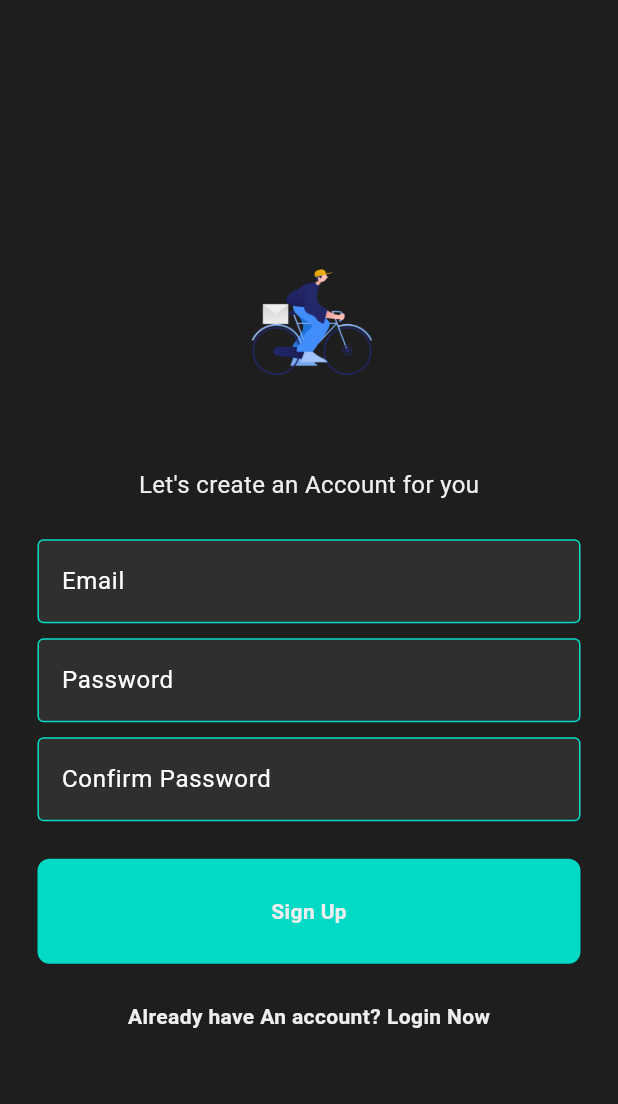
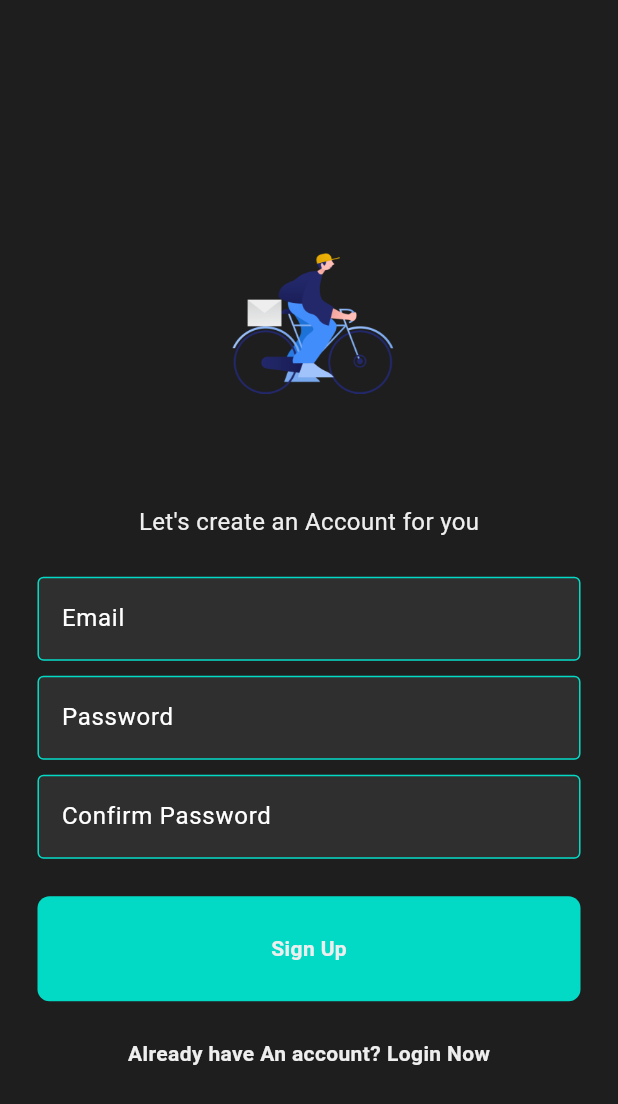
Before and after one commit to david123mbah/KmerChoop---food-dilivery-App, a Flutter app: the screen it shows after launch, after a tap on "Sign Up", on a phone screen of 412 x 824 dp. Shown: the top 1104 px of the screen. Run offline on Flutter 3.47's test engine with Material 3 defaults, Android fonts, the phone set to English and light mode, and no system bars; drawn by our look-alikes of flutter_animate; our stand-ins replace cloud_firestore, firebase_auth, firebase_core, flutter_credit_card, geocoding, google_maps_flutter; accounts and stored records are empty; network calls fail.

Commit message:
Optimizing UI components

```diff
--- a/lib/components/delivery_info row.dart
+++ b/lib/components/delivery_info row.dart
@@ -3,14 +3,14 @@ class DeliveryInfoRow extends StatelessWidget {
   final IconData icon;
   final String text;
 
-  const DeliveryInfoRow({Key? key, required this.icon, required this.text}) : super(key: key);
+  const DeliveryInfoRow({super.key, required this.icon, required this.text});
 
   @override
   Widget build(BuildContext context) {
     return Row(
       children: [
         Icon(icon, color: Theme.of(context).colorScheme.secondary),
-        SizedBox(width: 8),
+        const SizedBox(width: 8),
         Expanded(child: Text(text, style: Theme.of(context).textTheme.bodyMedium)),
       ],
     );
--- a/lib/pages/Contact.dart
+++ b/lib/pages/Contact.dart
@@ -91,7 +91,7 @@ class ContactUsPage extends StatelessWidget {
                   Icon(Icons.phone_android_rounded),
                   SizedBox(width: 8),
                   Text(
-                    'Chat with us on WhatsApp send a screenshot/photo of receipt as evidence',
+                    'Chat with us on WhatsApp ',
                     style: TextStyle(
                       fontSize: 14,
                       fontWeight: FontWeight.bold,
--- a/lib/pages/Registration_page.dart
+++ b/lib/pages/Registration_page.dart
@@ -10,6 +10,7 @@ class Registerpage extends StatefulWidget {
   const Registerpage({super.key, required this.onTap});
 
   @override
+  // ignore: library_private_types_in_public_api
   _RegisterpageState createState() => _RegisterpageState();
 }
 
@@ -39,11 +40,13 @@ class _RegisterpageState extends State<Registerpage> {
         const SnackBar(content: Text("Registration successful!")),
       );
       Navigator.pushReplacement(
+        // ignore: use_build_context_synchronously
         context,
         MaterialPageRoute(builder: (context) => const Homepage()),
       );
     } catch (e) {
       // Show an error message if registration fails
+      // ignore: use_build_context_synchronously
       ScaffoldMessenger.of(context).showSnackBar(
         SnackBar(content: Text("Registration failed: $e")),
       );
@@ -61,13 +64,27 @@ class _RegisterpageState extends State<Registerpage> {
             children: [
               Image.asset(
                 "lib/assets/images/me.png",
-                width: 150,
-                height: 150,
+                width: 200,
+                height: 200,
               )
                   .animate()
                   .fade(duration: 1000.ms)
                   .scale(delay: 500.ms)
-                  .shimmer(delay: 1000.ms, duration: 1800.ms),
+                  .shimmer(delay: 1000.ms, duration: 1800.ms).moveX(
+                  begin: -20,
+                  end: 20,
+                  duration: const Duration(
+                      seconds: 2), // Reduced duration to 0.5 seconds
+                  curve: Curves.easeInOut,
+                )
+                .then()
+                .moveX(
+                  begin: 20,
+                  end: -20,
+                  duration: const Duration(
+                      seconds: 2), // Reduced duration to 0.5 seconds
+                  curve: Curves.easeInOut,
+                ),
               const SizedBox(height: 25),
               Text(
                 "Let's create an Account for you",
--- a/lib/pages/login_page.dart
+++ b/lib/pages/login_page.dart
@@ -68,13 +68,27 @@ class _LoginPageState extends State<LoginPage> {
             children: [
               Image.asset(
                 "lib/assets/images/me.png",
-                width: 150,
-                height: 150,
+                width: 200,
+                height: 200,
               )
                   .animate()
                   .fade(duration: 1000.ms)
                   .scale(delay: 500.ms, begin: const Offset(0.8, 1.0))
-                  .shimmer(delay: 1000.ms, duration: 1800.ms),
+                  .shimmer(delay: 1000.ms, duration: 1800.ms).moveX(
+                  begin: -20,
+                  end: 20,
+                  duration: const Duration(
+                      seconds: 2), // Reduced duration to 0.5 seconds
+                  curve: Curves.easeInOut,
+                )
+                .then()
+                .moveX(
+                  begin: 20,
+                  end: -20,
+                  duration: const Duration(
+                      seconds: 2), // Reduced duration to 0.5 seconds
+                  curve: Curves.easeInOut,
+                ),
               const SizedBox(height: 45),
 
               Text(
--- a/lib/widgets/my_drawer.dart
+++ b/lib/widgets/my_drawer.dart
@@ -64,7 +64,9 @@ class MyDrawer extends StatelessWidget {
           MydrawerTitle(
             text: "L O G O U T",
             icon: Icons.logout,
-            onTap: () {},
+            onTap: () {
+
+            },
           ),
           const SizedBox(
             height: 25,
```
Also changed, not shown: lib/components/delivercard_info.dart (+8 -5 lines), lib/widgets/my_tab_bar.dart (+5 -5 lines).
